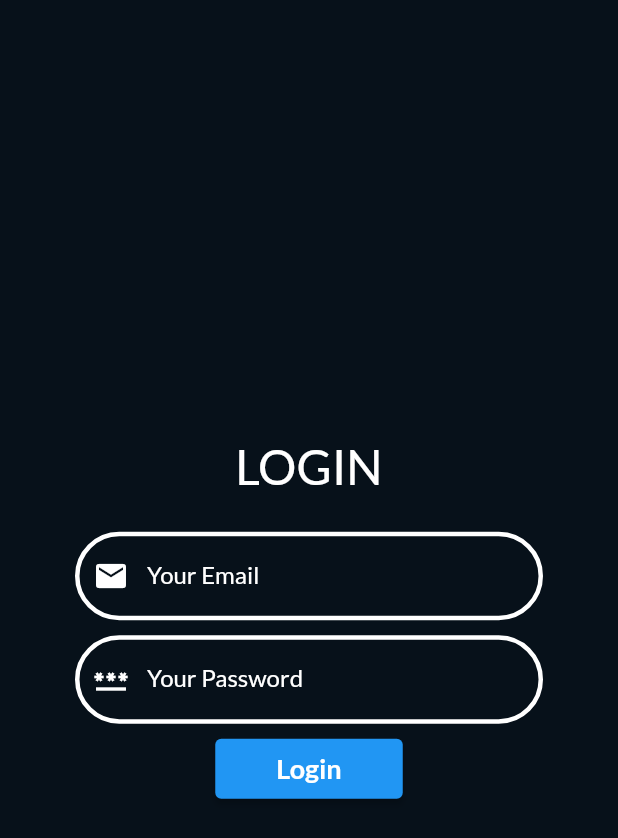
After one commit to Enricko/flutter_profile, a Flutter app: the Login screen opened by its route, on a phone screen of 412 x 824 dp. The commit adds this screen. Shown: the top 838 px of the screen. Run offline on Flutter 3.47's test engine with Material 2 defaults, Android fonts, the phone set to English and light mode, and no system bars; our stand-ins replace cloud_firestore, firebase_auth, firebase_core, firebase_database, firebase_storage, flutter_easyloading and 3 more; missing offline and left inert: responsive_ui; accounts and stored records are empty.

Commit message:
Admin & Login & Auth Firebase

```diff
--- /dev/null
+++ b/lib/Admin/home.dart
@@ -0,0 +1,15 @@
+import "package:flutter/material.dart";
+
+class AdminHome extends StatefulWidget {
+  const AdminHome({super.key});
+
+  @override
+  State<AdminHome> createState() => _AdminHomeState();
+}
+
+class _AdminHomeState extends State<AdminHome> {
+  @override
+  Widget build(BuildContext context) {
+    return const Placeholder();
+  }
+}
--- /dev/null
+++ b/lib/Admin/login.dart
@@ -0,0 +1,143 @@
+import "package:flutter/material.dart";
+import "package:flutter_easyloading/flutter_easyloading.dart";
+import "package:flutter_profile/Controller/auth.dart";
+
+class Login extends StatefulWidget {
+  const Login({super.key});
+
+  @override
+  State<Login> createState() => _LoginState();
+}
+
+class _LoginState extends State<Login> {
+  TextEditingController email = TextEditingController();
+  TextEditingController password = TextEditingController();
+  submit(){
+    var mail = email.text;
+    var pass = password.text;
+
+    var data = {
+      'email' :mail,
+      'password':pass
+    };
+    if(mail == '' || pass == ''){
+      EasyLoading.showError('Please Input Email & Password',dismissOnTap: true);
+      return;
+    }
+
+    Auth.login(data);
+  }
+  @override
+  Widget build(BuildContext context) {
+    return Scaffold(
+      body: SafeArea(
+        child: Center(
+          child: Container(
+            alignment: Alignment.center,
+            width: 500,
+            margin: EdgeInsets.symmetric(horizontal: 50),
+            child: Column(
+              crossAxisAlignment: CrossAxisAlignment.center,
+              mainAxisAlignment: MainAxisAlignment.center,
+              children: [
+                Text(
+                  "LOGIN",
+                  style: TextStyle(
+                    color: Colors.white,
+                    fontSize: 32
+                  ),
+                ),
+                SizedBox(
+                  height: 25,
+                ),
+                TextFormField(
+                  controller: email,
+                  keyboardType: TextInputType.emailAddress,
+                  textInputAction: TextInputAction.next,
+                  style: TextStyle(
+                    color: Colors.white
+                  ),
+                  decoration: InputDecoration(
+                    hintText: "Your Email",
+                    labelText: "Your Email",
+                    hintStyle: TextStyle(
+                      color: Colors.white
+                    ),
+                    labelStyle: TextStyle(
+                      color: Colors.white
+                    ),
+                    prefixIcon: Padding(
+                      padding:  EdgeInsets.all(10),
+                      child: Icon(Icons.email),
+                    ),
+                    prefixIconColor: Colors.white,
+                    border: OutlineInputBorder(
+                      borderSide: BorderSide(width: 3,color: Colors.white),
+                      borderRadius: BorderRadius.circular(30),
+                    ),
+                    enabledBorder: OutlineInputBorder(
+                      borderSide: BorderSide(width: 3,color: Colors.white),
+                      borderRadius: BorderRadius.circular(30),
+                    ),
+                  ),
+                ),
+                SizedBox(
+                  height: 10,
+                ),
+                TextFormField(
+                  controller: password,
+                  keyboardType: TextInputType.emailAddress,
+                  obscureText: true,
+                  textInputAction: TextInputAction.next,
+                  style: TextStyle(
+                    color: Colors.white
+                  ),
+                  decoration: InputDecoration(
+                    hintText: "Your Password",
+                    labelText: "Your Password",
+                    hintStyle: TextStyle(
+                      color: Colors.white
+                    ),
+                    labelStyle: TextStyle(
+                      color: Colors.white
+                    ),
+                    prefixIcon: Padding(
+                      padding:  EdgeInsets.all(10),
+                      child: Icon(Icons.password),
+                    ),
+                    prefixIconColor: Colors.white,
+                    border: OutlineInputBorder(
+                      borderSide: BorderSide(width: 3,color: Colors.white),
+                      borderRadius: BorderRadius.circular(30),
+                    ),
+                    enabledBorder: OutlineInputBorder(
+                      borderSide: BorderSide(width: 3,color: Colors.white),
+                      borderRadius: BorderRadius.circular(30),
+                    ),
+                  ),
+                ),
+                SizedBox(
+                  height: 10,
+                ),
+                SizedBox(
+                  width: 125,
+                  height: 40,
+                  child: ElevatedButton(
+                    onPressed: () => submit(),
+                    child: Text(
+                      "Login",
+                      style: TextStyle(
+                        fontSize: 18,
+                        fontWeight: FontWeight.w700
+                      ),
+                    )
+                  ),
+                )
+              ],
+            ),
+          ),
+        ),
+      ),
+    );
+  }
+}
--- /dev/null
+++ b/lib/Controller/auth.dart
@@ -0,0 +1,18 @@
+import 'package:firebase_auth/firebase_auth.dart';
+import 'package:flutter/material.dart';
+import 'package:flutter_easyloading/flutter_easyloading.dart';
+class Auth{
+
+  static login(Map<String,String> data)async{
+    try{
+      await FirebaseAuth.instance.signInWithEmailAndPassword(
+        email: data['email']!,
+        password: data['password']!
+      );
+      EasyLoading.showSuccess('Welcome Back',dismissOnTap: true);
+    }on Exception catch (e){
+      print(e);
+      EasyLoading.showError('Email or Password incorrect',dismissOnTap: true);
+    }
+  }
+}
--- a/lib/controller.dart
+++ b/lib/Controller/controller.dart
@@ -1,7 +1,7 @@
 import 'package:firebase_database/firebase_database.dart';
 import 'package:flutter/material.dart';
 
-import 'model/media.dart';
+import '../model/media.dart';
 
 class Controller{
 
@@ -10,7 +10,6 @@ class Controller{
     final snapshot = await FirebaseDatabase.instance.ref().child('medias').get();
     if (snapshot.exists) {
       d = snapshot.value as Map;
-      // products = (snapshot.value);
     } else {
       print('No Data Available');
     }
--- a/lib/home.dart
+++ b/lib/home.dart
@@ -21,6 +21,7 @@ class _HomeState extends State<Home> {
           colorBlendMode: BlendMode.srcOver,
         ),
         backgroundColor: Color.fromRGBO(7, 17, 26, 1),
+      automaticallyImplyLeading: false,
       ),
       body: SingleChildScrollView(
         child: Container(
--- a/lib/layouts/header.dart
+++ b/lib/layouts/header.dart
@@ -1,7 +1,7 @@
 import 'dart:convert';
 
 import "package:flutter/material.dart";
-import 'package:flutter_profile/controller.dart';
+import 'package:flutter_profile/Controller/controller.dart';
 import 'package:flutter_profile/model/media.dart';
 import "package:responsive_ui/responsive_ui.dart";
 import 'package:firebase_core/firebase_core.dart';
@@ -9,6 +9,7 @@ import 'package:firebase_database/firebase_database.dart';
 import 'package:firebase_database/ui/firebase_animated_list.dart';
 import 'package:flutter_profile/firebase_options.dart';
 import 'package:url_launcher/url_launcher.dart';
+import 'package:shimmer/shimmer.dart';
 
 class HeaderProfile extends StatefulWidget {
   const HeaderProfile({super.key});
@@ -16,45 +17,11 @@ class HeaderProfile extends StatefulWidget {
   @override
   State<HeaderProfile> createState() => _HeaderProfileState();
 }
-// class Media {
-//   final String iconPath;
-//   final String link;
-
-//   Media(
-//     this.iconPath,
-//     this.link,
-//   );
-// }
-// class Media {
-//   String image, link;
-
-//   Media({required this.image, required this.link});
-//   factory Media.fromJSON(Map<dynamic, dynamic> media) => Media(image: media["image"], link: media["link"]);
-// }
-
 
 class _HeaderProfileState extends State<HeaderProfile> {
-  // final List<Media> ListMedia = [
-  //   Media(
-  //     'assets/insta.png',
-  //     'https://www.instagram.com/enricko_putra_h/?hl=id'
-  //   ),
-  //   Media(
-  //     'assets/insta.png',
-  //     'https://www.instagram.com/enricko_putra_h/?hl=id'
-  //   ),
-  // ];
-
   DatabaseReference db_media =
       FirebaseDatabase.instance.ref().child('medias');
 
-
-  // Future medias =
-
-  // Future<List<Media>> medias = FirebaseDatabase.instance.ref().child('medias').onValue.asyncMap((medias) {
-  //   return medias.documents.map((media) => Media.fromJSON(media.data)).toList();
-  // }).single;
-  // Map<String,dynamic>? datas;
   media() async{
     List productList = [];
     final snapshot = await FirebaseDatabase.instance.ref().child('medias').get();
@@ -188,16 +155,20 @@ class _HeaderProfileState extends State<HeaderProfile> {
                                 ),
                             ],
                           );
-                          // var productList = snapshot.data! as List;
-                          // print(snapshot.data! as Map);
-                          // for (var i in productList) {
-                          //   print(i);
-                          // }
-                          // return Text(productList.length.toString());
                         } else if (snapshot.hasError) {
                           return Text('Error: ${snapshot.error}');
                         } else {
-                          return CircularProgressIndicator();
+                          return Shimmer.fromColors(
+                            baseColor: Colors.grey,
+                            highlightColor: Colors.grey.shade100,
+                            enabled: true,
+                            child: Container(
+                              margin: EdgeInsets.only(top: 10,right: 10),
+                              padding: EdgeInsets.all(5),
+                              width: 50,
+                              height: 50,
+                            )
+                          );
                         }
                       }
                     ),
--- a/lib/main.dart
+++ b/lib/main.dart
@@ -1,6 +1,9 @@
 import 'package:flutter/material.dart';
 import 'package:firebase_core/firebase_core.dart';
 import 'package:cloud_firestore/cloud_firestore.dart';
+import 'package:flutter_easyloading/flutter_easyloading.dart';
+import 'package:flutter_profile/Admin/home.dart';
+import 'package:flutter_profile/Admin/login.dart';
 import 'package:flutter_profile/home.dart';
 import 'package:google_fonts/google_fonts.dart';
 import 'firebase_options.dart';
@@ -17,6 +20,14 @@ class MyApp extends StatelessWidget {
   // This widget is the root of your application.
   @override
   Widget build(BuildContext context) {
+    final routes = <String, WidgetBuilder>{
+      // Front Pages
+      '/': (context) => Home(),
+
+      // Admin Pages
+      '/login': (context) => Login(),
+      '/admin': (context) => AdminHome(),
+    };
     return MaterialApp(
       title: 'Enricko Profile',
       debugShowCheckedModeBanner: false,
@@ -28,7 +39,10 @@ class MyApp extends StatelessWidget {
         canvasColor: Color.fromRGBO(7, 17, 26, 1),
         textTheme: GoogleFonts.latoTextTheme(),
       ),
-      home: Home(),
+      builder: EasyLoading.init(),
+      // home: Home(),
+      initialRoute: '/',
+      routes: routes,
     );
   }
 }
--- a/pubspec.yaml
+++ b/pubspec.yaml
@@ -44,6 +44,9 @@ dependencies:
   image_picker: ^0.8.7+4
   image_picker_web: ^3.0.0+1
   url_launcher: ^6.1.10
+  shimmer: ^2.0.0
+  firebase_auth: ^4.6.0
+  flutter_easyloading: ^3.0.5
 
 dev_dependencies:
   flutter_test:
```
Also changed, not shown: pubspec.lock, 3 other files.
